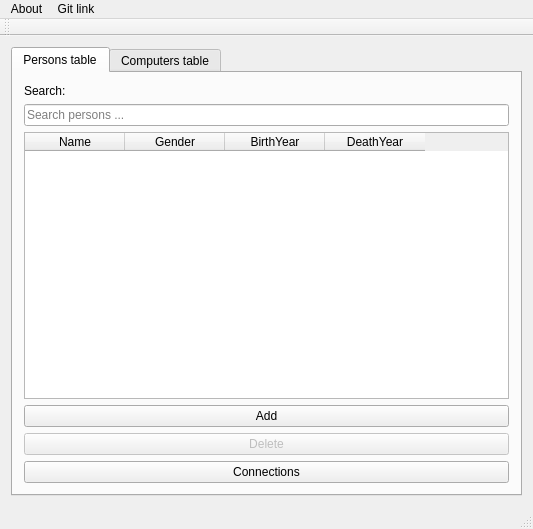
Above: mainwindow.ui from maggawaage/skil3 before the change. Below: the same form after it.
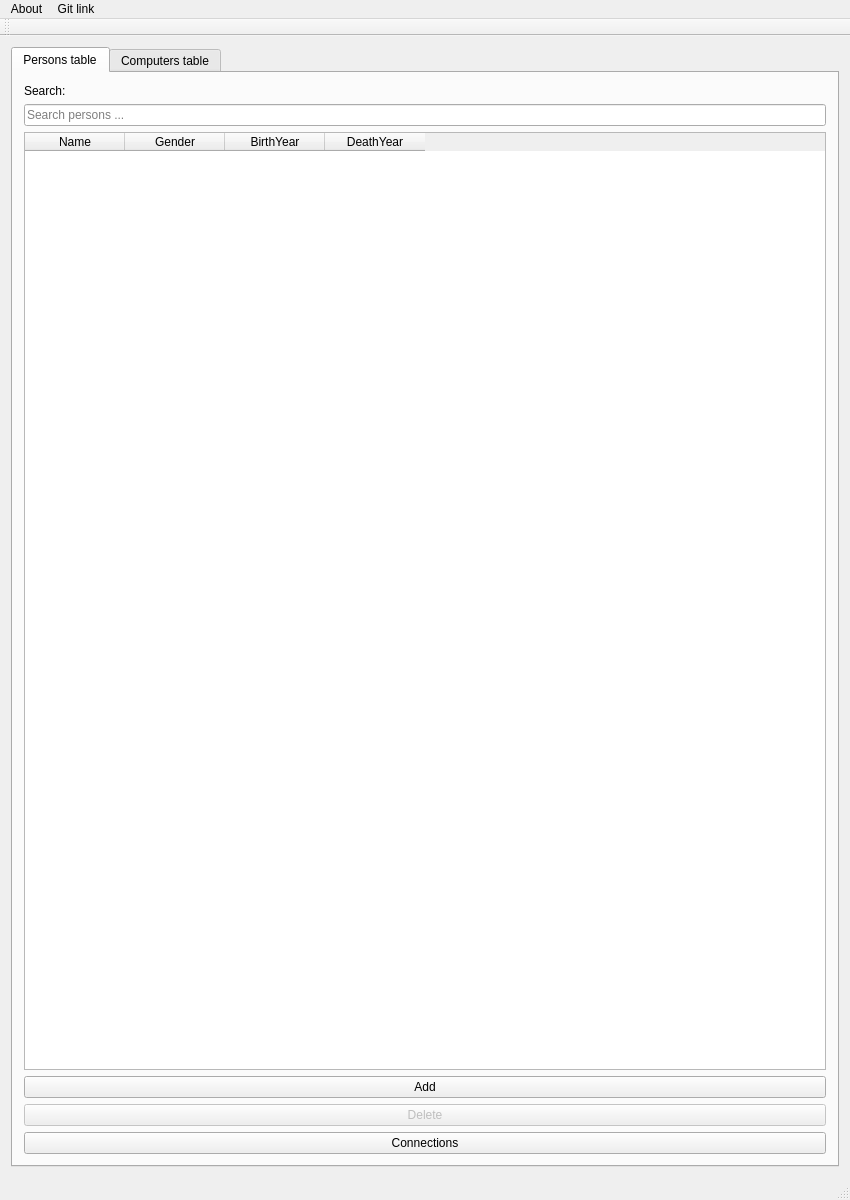
That is the form after the change. Icons and pictures are not drawn.

Patch:
```diff
--- a/mainwindow.ui
+++ b/mainwindow.ui
@@ -6,10 +6,16 @@
    <rect>
     <x>0</x>
     <y>0</y>
-    <width>533</width>
-    <height>529</height>
+    <width>850</width>
+    <height>1200</height>
    </rect>
   </property>
+  <property name="minimumSize">
+   <size>
+    <width>850</width>
+    <height>1200</height>
+   </size>
+  </property>
   <property name="windowTitle">
    <string>MainWindow</string>
   </property>
@@ -243,8 +249,8 @@
     <rect>
      <x>0</x>
      <y>0</y>
-     <width>533</width>
-     <height>22</height>
+     <width>850</width>
+     <height>21</height>
     </rect>
    </property>
    <widget class="QMenu" name="menuShow">
```
Left out of the diff: 4 changed lines with no effect on the pictures.
